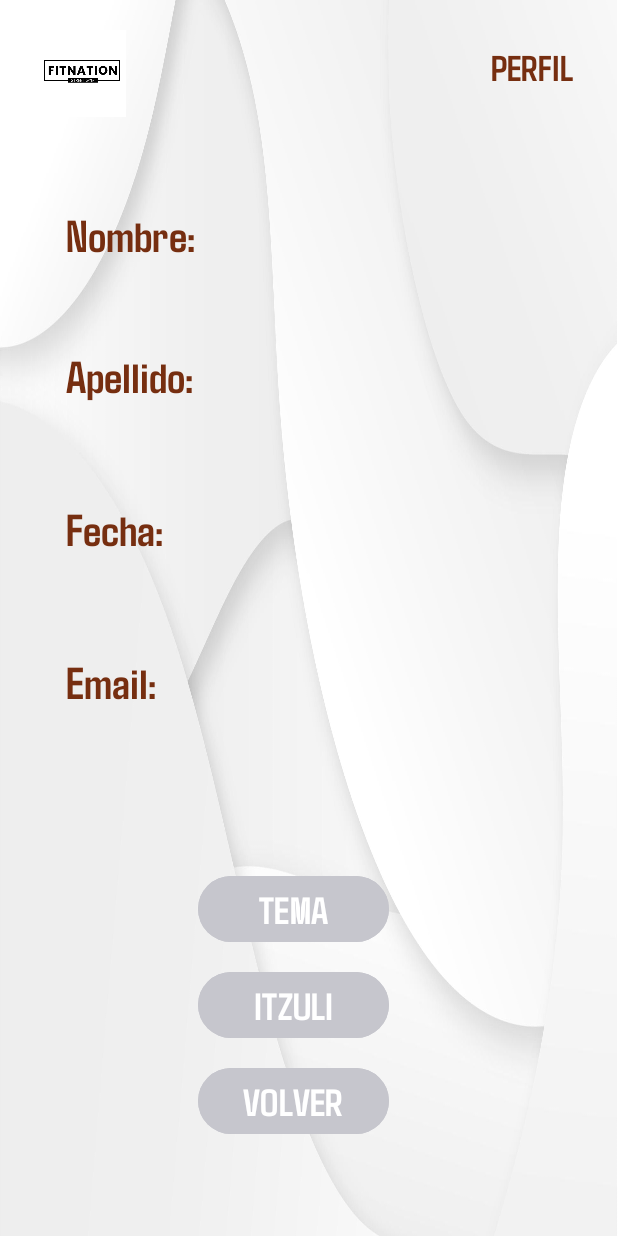
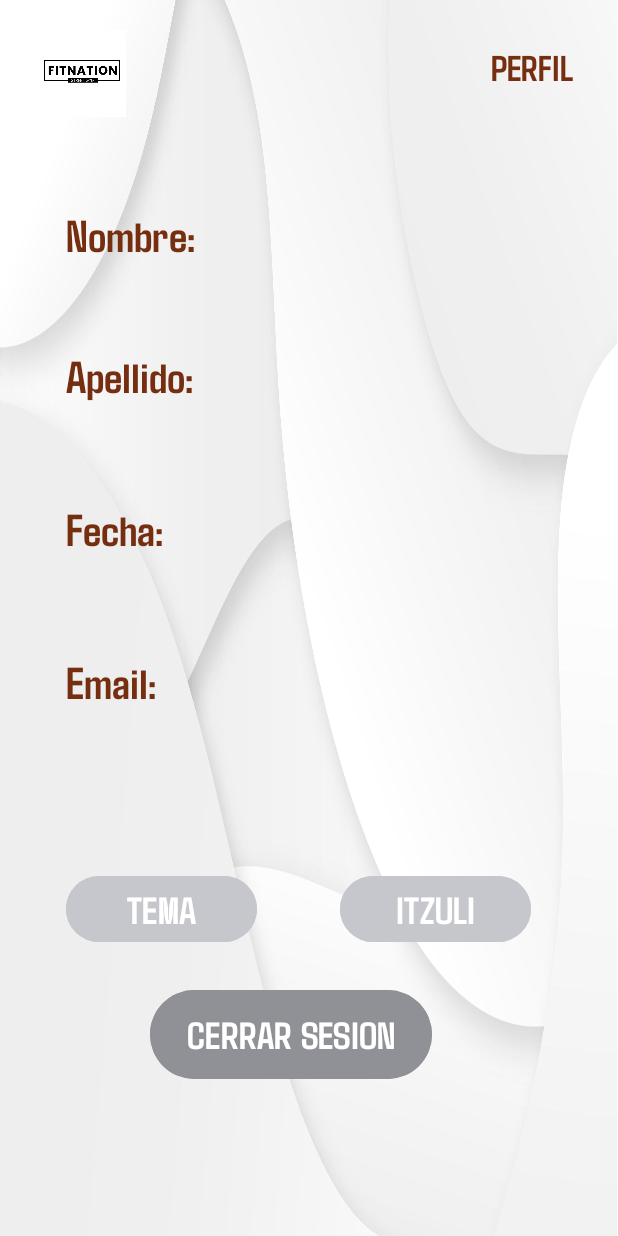
Before and after one commit to Memelero/E1_T5_MOB, an Android app: the layout activity_perfil.xml on its own in the app's theme, with its tools: preview values and no code run, on a phone screen of 412 x 824 dp. Run offline under Robolectric (Android 15) with nearby library versions, the phone set to English and light mode, and no system bars.

Commit message:
tema oscuro/ cerrar sesion

```diff
--- a/app/src/main/res/layout/activity_perfil.xml
+++ b/app/src/main/res/layout/activity_perfil.xml
@@ -2,6 +2,7 @@
 <androidx.constraintlayout.widget.ConstraintLayout xmlns:android="http://schemas.android.com/apk/res/android"
     xmlns:app="http://schemas.android.com/apk/res-auto"
     xmlns:tools="http://schemas.android.com/tools"
+    android:id="@+id/rootLayout"
     android:layout_width="match_parent"
     android:layout_height="match_parent"
     android:background="@drawable/fondo"
@@ -141,7 +142,7 @@
         android:id="@+id/buttonColor"
         android:layout_width="127dp"
         android:layout_height="52dp"
-        android:layout_marginStart="132dp"
+        android:layout_marginStart="44dp"
         android:layout_marginTop="32dp"
         android:backgroundTint="@color/material_dynamic_neutral80"
         android:fontFamily="@font/agdasima_bold"
@@ -155,26 +156,28 @@
         android:id="@+id/buttonIdioma"
         android:layout_width="127dp"
         android:layout_height="52dp"
-        android:layout_marginStart="132dp"
-        android:layout_marginTop="12dp"
+        android:layout_marginStart="212dp"
+        android:layout_marginTop="32dp"
+        android:layout_marginEnd="44dp"
         android:backgroundTint="@color/material_dynamic_neutral80"
         android:fontFamily="@font/agdasima_bold"
         android:text="@string/idioma_button"
         android:textSize="25dp"
+        app:layout_constraintEnd_toEndOf="parent"
         app:layout_constraintStart_toStartOf="parent"
-        app:layout_constraintTop_toBottomOf="@id/buttonColor"
+        app:layout_constraintTop_toBottomOf="@id/textViewEmail"
         tools:ignore="MissingConstraints" />
 
     <Button
-        android:id="@+id/buttonVolver"
-        android:layout_width="127dp"
-        android:layout_height="52dp"
-        android:layout_marginStart="132dp"
-        android:backgroundTint="@color/material_dynamic_neutral80"
+        android:id="@+id/buttonCerrar"
+        android:layout_width="188dp"
+        android:layout_height="67dp"
+        android:layout_marginStart="100dp"
+        android:layout_marginTop="24dp"
+        android:backgroundTint="@color/material_dynamic_neutral60"
         android:fontFamily="@font/agdasima_bold"
-        android:layout_marginTop="12dp"
+        android:text="@string/cerrar_button"
         android:textSize="25dp"
-        android:text="@string/volver_button"
         app:layout_constraintStart_toStartOf="parent"
         app:layout_constraintTop_toBottomOf="@id/buttonIdioma"
         tools:ignore="MissingConstraints" />
--- a/app/src/main/res/values/strings.xml
+++ b/app/src/main/res/values/strings.xml
@@ -40,5 +40,5 @@
     <string name="email_perfil">Email:</string>
     <string name="color_button">TEMA</string>
     <string name="idioma_button">ITZULI</string>
-    <string name="volver_button">VOLVER</string>
+    <string name="cerrar_button">CERRAR SESION</string>
 </resources>
```
Also changed, not shown: app/src/main/java/com/example/e1_t5_mob/PerfilActivity.kt (+70 -6 lines), app/src/main/java/com/example/e1_t5_mob/MainActivity.kt (line endings or trailing spaces).
